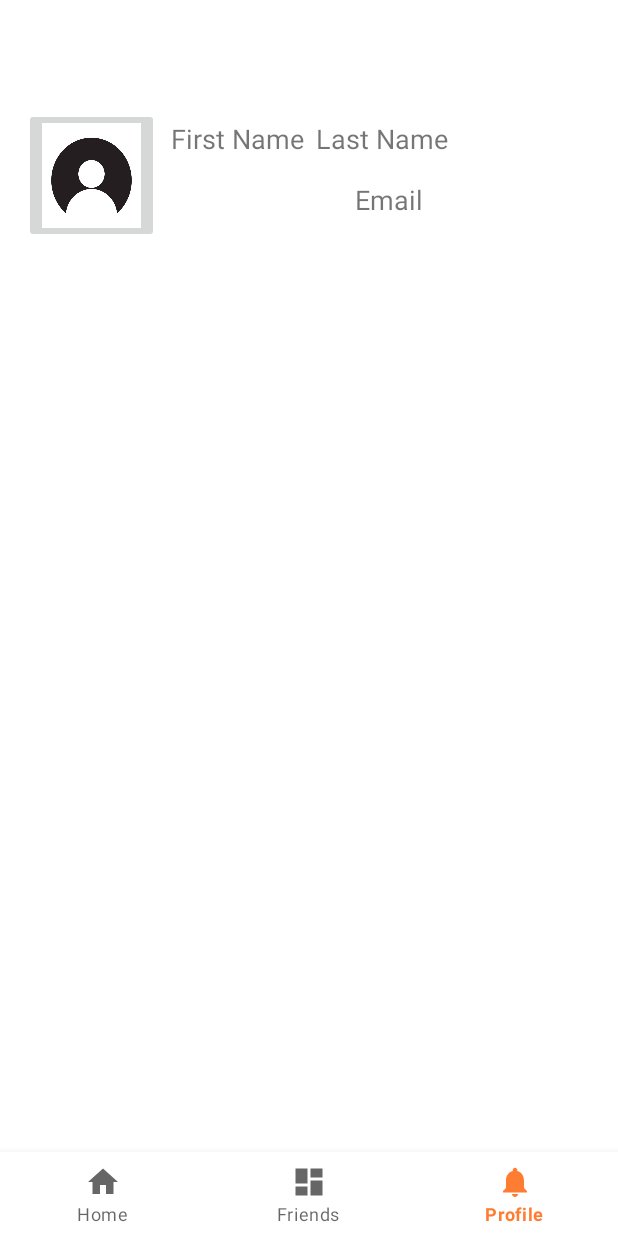
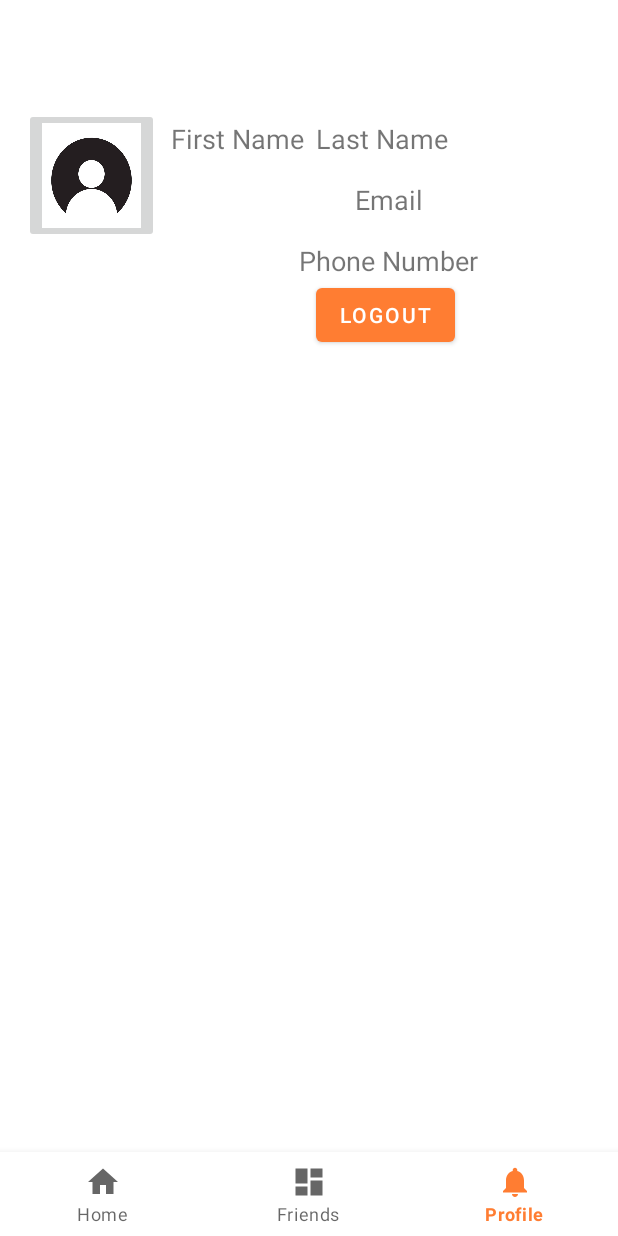
Before and after one commit to hrl-2024/FriendLink, an Android app: the ProfileFragment screen opened through its navigation route, on a phone screen of 412 x 824 dp. Run offline under Robolectric (Android 15) with nearby library versions, the phone set to English and light mode, and no system bars; our stand-ins replace Firebase (no records; nobody signed in at launch, a user with empty details on screens opened directly), navigation-ui; Roboto replaces fonts that are not available here.

Commit message:
Added logout and added phone number

```diff
--- a/app/src/main/java/com/skr/android/friendlink/ui/profile/RegisterFragment.kt
+++ b/app/src/main/java/com/skr/android/friendlink/ui/profile/RegisterFragment.kt
@@ -45,8 +45,9 @@ class RegisterFragment : Fragment() {
             val password = binding.password.text.toString().trim()
             val firstName = binding.firstName.text.toString().trim()
             val lastName = binding.lastName.text.toString().trim()
+            val phoneNumber = binding.phoneNumber.text.toString().trim()
 
-            if (email.isEmpty() || password.isEmpty() || firstName.isEmpty() || lastName.isEmpty()) {
+            if (email.isEmpty() || password.isEmpty() || firstName.isEmpty() || lastName.isEmpty() || phoneNumber.isEmpty()) {
                 Snackbar.make(it, "All fields are required", Snackbar.LENGTH_SHORT).show()
                 return@setOnClickListener
             }
@@ -63,7 +64,8 @@ class RegisterFragment : Fragment() {
                             val newUser = hashMapOf(
                                 "first" to firstName,
                                 "last" to lastName,
-                                "email" to email
+                                "email" to email,
+                                "phoneNumber" to phoneNumber
                             )
                             val documentReference: DocumentReference =
                                 firestore.collection("users").document(uid)
--- a/app/src/main/res/layout/fragment_profile.xml
+++ b/app/src/main/res/layout/fragment_profile.xml
@@ -49,5 +49,26 @@
         app:layout_constraintEnd_toEndOf="parent"
         app:layout_constraintStart_toEndOf="@+id/profilePic"
         app:layout_constraintTop_toBottomOf="@+id/lastName" />
+<!--    TextView for phone number-->
+    <TextView
+        android:id="@+id/phoneNumber"
+        android:layout_width="wrap_content"
+        android:layout_height="wrap_content"
+        android:layout_marginTop="16dp"
+        android:text="Phone Number"
+        android:textSize="@dimen/normal_text"
+        app:layout_constraintEnd_toEndOf="parent"
+        app:layout_constraintStart_toEndOf="@+id/profilePic"
+        app:layout_constraintTop_toBottomOf="@+id/email" />
+
+    <Button
+        android:id="@+id/logout"
+        android:layout_width="wrap_content"
+        android:layout_height="wrap_content"
+        android:text="logout"
+        app:layout_constraintEnd_toEndOf="parent"
+        app:layout_constraintHorizontal_bias="0.49"
+        app:layout_constraintStart_toEndOf="@+id/profilePic"
+        app:layout_constraintTop_toBottomOf="@+id/phoneNumber" />
 
 </androidx.constraintlayout.widget.ConstraintLayout>
```
Also changed, not shown: app/src/main/java/com/skr/android/friendlink/ui/profile/ProfileFragment.kt (+10 -0 lines), app/src/main/res/layout/fragment_register.xml (+18 -0 lines).
